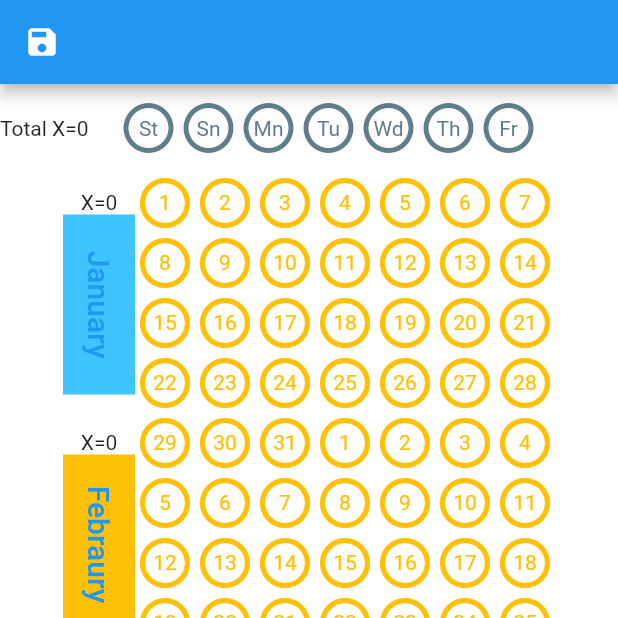
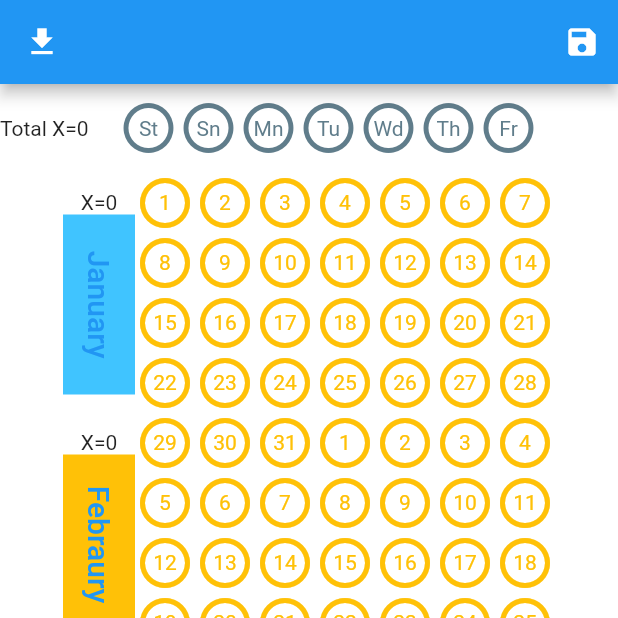
Before and after one commit to mhussin2008/mycustomcalendar, a Flutter app: the screen it shows after launch, after a tap on the "save" icon, on a phone screen of 412 x 824 dp, the top half of it. Run offline on Flutter 3.47's test engine with Material 2 defaults, Android fonts, the phone set to English and light mode, and no system bars; our stand-ins replace shared_preferences.

Commit message:
Save and load from SharedPrefs ok

```diff
--- a/lib/myhomepage.dart
+++ b/lib/myhomepage.dart
@@ -60,22 +60,46 @@ class _MyHomePageState extends State<MyHomePage> {
     return Scaffold(
       appBar: AppBar(
         leading: IconButton(onPressed: () async {
+          // get data from  prefs to Screen
           List<String> savedgetlist;
           savedgetlist = await _prefs.then((SharedPreferences prefs) {
             return prefs.getStringList('data')?? ['0'];});
           print(savedgetlist);
 
           setState(() {
+
             Constants().scheduleToMem(savedgetlist);
           });
         },
-          icon: const Icon(Icons.save),
+          icon: const Icon(Icons.download),
 
         ),
+        actions: [
+
+          IconButton(onPressed: () async {
+            // get data from  prefs to Screen
+            List<String> getlist;
+
+            getlist =Constants().scheduleFromMem();
+
+            final SharedPreferences prefs = await _prefs;
+            prefs.setStringList('data', getlist);
+            print('saved to sharedprefs');
+            print(getlist);
+            setState(() {
+
+              //Constants().scheduleToMem(savedgetlist);
+            });
+          },
+            icon: const Icon(Icons.save),
+
+          ),
+
+        ],
       ),
       backgroundColor: Colors.white,
 
-      body: const SafeArea(child: MyCalendar()),
+      body: SafeArea(child: MyCalendar()),
     );
   }
 }
```
Also changed, not shown: 1 other file.
